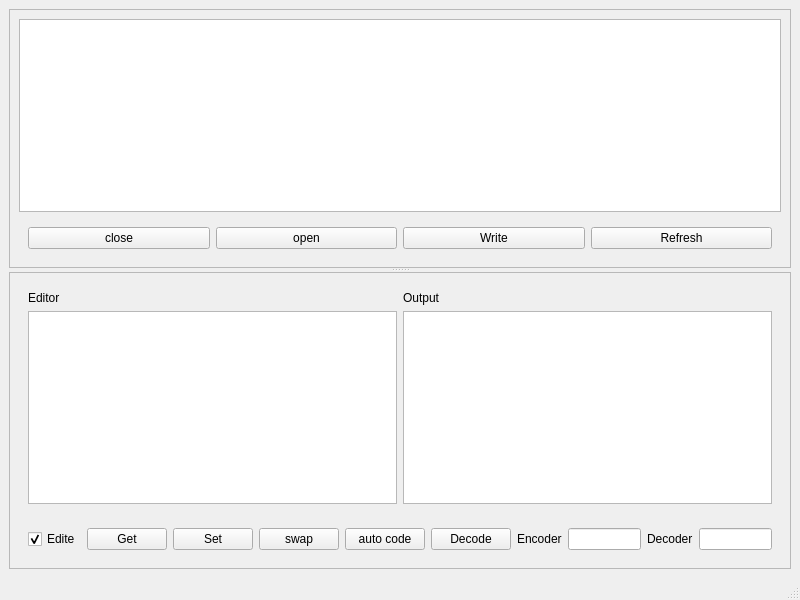
The window that ui.ui (LeoMirr/tagcoder) describes before a commit, drawn with Qt 5.
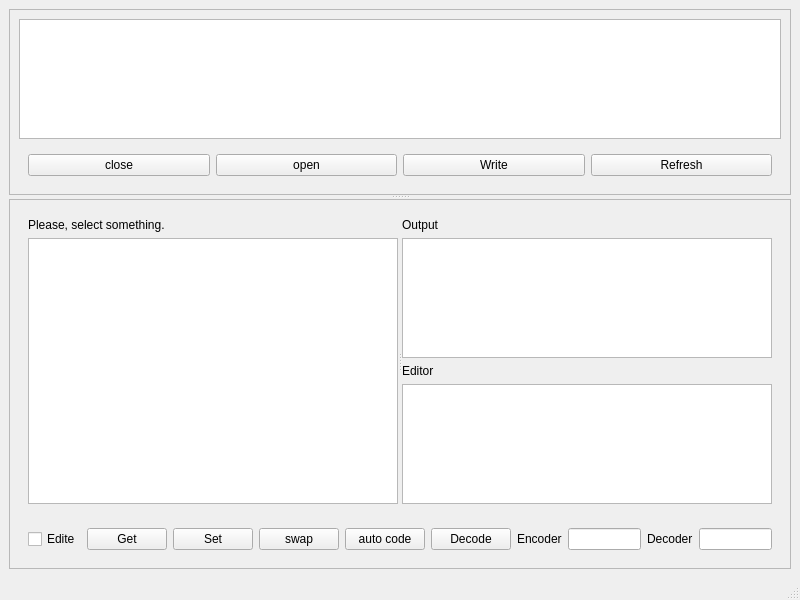
The same window after the commit.

Commit message: This is the Big commit, practically whole program is rewrited * added new tag table * added support for many tags like pytaglib do * improvments of synchonization between fields and tables

What changed in the file:
```diff
--- a/ui.ui
+++ b/ui.ui
@@ -96,42 +96,90 @@
        <layout class="QVBoxLayout" name="verticalLayout">
         <item>
          <widget class="QWidget" name="widget" native="true">
-          <layout class="QGridLayout" name="gridLayout">
-           <item row="1" column="1">
-            <widget class="QPlainTextEdit" name="editor">
-             <property name="sizePolicy">
-              <sizepolicy hsizetype="Expanding" vsizetype="Expanding">
-               <horstretch>0</horstretch>
-               <verstretch>0</verstretch>
-              </sizepolicy>
+          <layout class="QVBoxLayout" name="verticalLayout_3">
+           <item>
+            <widget class="QSplitter" name="splitter_2">
+             <property name="orientation">
+              <enum>Qt::Horizontal</enum>
              </property>
-            </widget>
-           </item>
-           <item row="1" column="2">
-            <widget class="QPlainTextEdit" name="text">
-             <property name="sizePolicy">
-              <sizepolicy hsizetype="Expanding" vsizetype="Expanding">
-               <horstretch>0</horstretch>
-               <verstretch>0</verstretch>
-              </sizepolicy>
-             </property>
-             <property name="readOnly">
-              <bool>true</bool>
-             </property>
-            </widget>
-           </item>
-           <item row="0" column="1">
-            <widget class="QLabel" name="editor_label">
-             <property name="text">
-              <string>Editor</string>
-             </property>
-            </widget>
-           </item>
-           <item row="0" column="2">
-            <widget class="QLabel" name="text_label">
-             <property name="text">
-              <string>Output</string>
-             </property>
+             <widget class="QWidget" name="left" native="true">
+              <layout class="QVBoxLayout" name="verticalLayout_6">
+               <item>
+                <widget class="QLabel" name="currentLabel">
+                 <property name="frameShape">
+                  <enum>QFrame::NoFrame</enum>
+                 </property>
+                 <property name="text">
+                  <string>Please, select something.</string>
+                 </property>
+                 <property name="textFormat">
+                  <enum>Qt::AutoText</enum>
+                 </property>
+                 <property name="scaledContents">
+                  <bool>true</bool>
+                 </property>
+                 <property name="wordWrap">
+                  <bool>true</bool>
+                 </property>
+                </widget>
+               </item>
+               <item>
+                <widget class="QTableView" name="currentTable">
+                 <property name="verticalScrollMode">
+                  <enum>QAbstractItemView::ScrollPerPixel</enum>
+                 </property>
+                 <property name="horizontalScrollMode">
+                  <enum>QAbstractItemView::ScrollPerPixel</enum>
+                 </property>
+                </widget>
+               </item>
+              </layout>
+             </widget>
+             <widget class="QWidget" name="right" native="true">
+              <layout class="QVBoxLayout" name="verticalLayout_5">
+               <item>
+                <widget class="QLabel" name="text_label">
+                 <property name="text">
+                  <string>Output</string>
+                 </property>
+                </widget>
+               </item>
+               <item>
+                <widget class="QPlainTextEdit" name="text">
+                 <property name="sizePolicy">
+                  <sizepolicy hsizetype="Expanding" vsizetype="Expanding">
+                   <horstretch>0</horstretch>
+                   <verstretch>0</verstretch>
+                  </sizepolicy>
+                 </property>
+                 <property name="readOnly">
+                  <bool>true</bool>
+                 </property>
+                </widget>
+               </item>
+               <item>
+                <widget class="QLabel" name="editor_label">
+                 <property name="text">
+                  <string>Editor</string>
+                 </property>
+                </widget>
+               </item>
+               <item>
+                <widget class="QPlainTextEdit" name="editor">
+                 <property name="sizePolicy">
+                  <sizepolicy hsizetype="Expanding" vsizetype="Expanding">
+                   <horstretch>0</horstretch>
+                   <verstretch>0</verstretch>
+                  </sizepolicy>
+                 </property>
+                </widget>
+               </item>
+              </layout>
+              <zorder>text</zorder>
+              <zorder>editor</zorder>
+              <zorder>editor_label</zorder>
+              <zorder>text_label</zorder>
+             </widget>
             </widget>
            </item>
           </layout>
@@ -145,9 +193,6 @@
              <property name="text">
               <string>Edite</string>
              </property>
-             <property name="checked">
-              <bool>true</bool>
-             </property>
             </widget>
            </item>
            <item>
```
Left out of the diff: 97 changed lines with no effect on the pictures. The commit also changes 3 other files.
